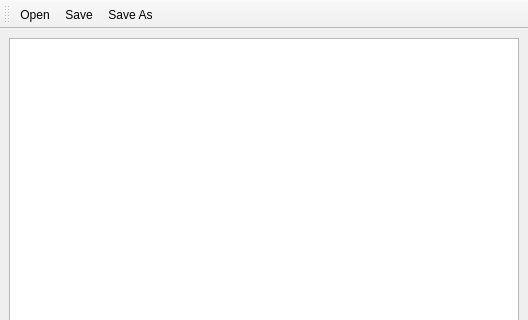
First picture: the form in examples/9-simple-lisp-editor/data/editor.ui, repository GitoriousLispBackup/eql, before the edit; both pictures show x 0 to 528 and y 0 to 320 of the 528 by 478 pixel window.
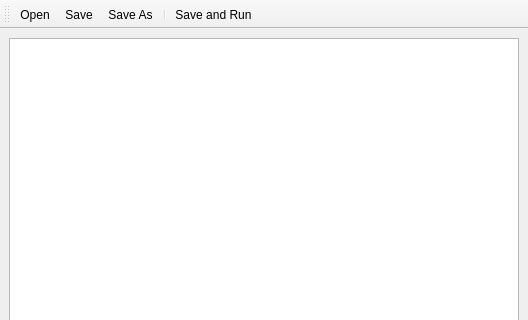
Second picture: the form after the edit.

Commit message: minor improvements to  "examples/9-simple-lisp-editor"

The edit to the form file:
```diff
--- a/examples/9-simple-lisp-editor/data/editor.ui
+++ b/examples/9-simple-lisp-editor/data/editor.ui
@@ -44,6 +44,8 @@
    <addaction name="action_open"/>
    <addaction name="action_save"/>
    <addaction name="action_save_as"/>
+   <addaction name="separator"/>
+   <addaction name="action_save_and_run"/>
   </widget>
   <action name="action_open">
    <property name="text">
@@ -60,6 +62,11 @@
     <string>Save As</string>
    </property>
   </action>
+  <action name="action_save_and_run">
+   <property name="text">
+    <string>Save and Run</string>
+   </property>
+  </action>
  </widget>
  <resources/>
  <connections/>
```
The commit also changes 6 other files.
